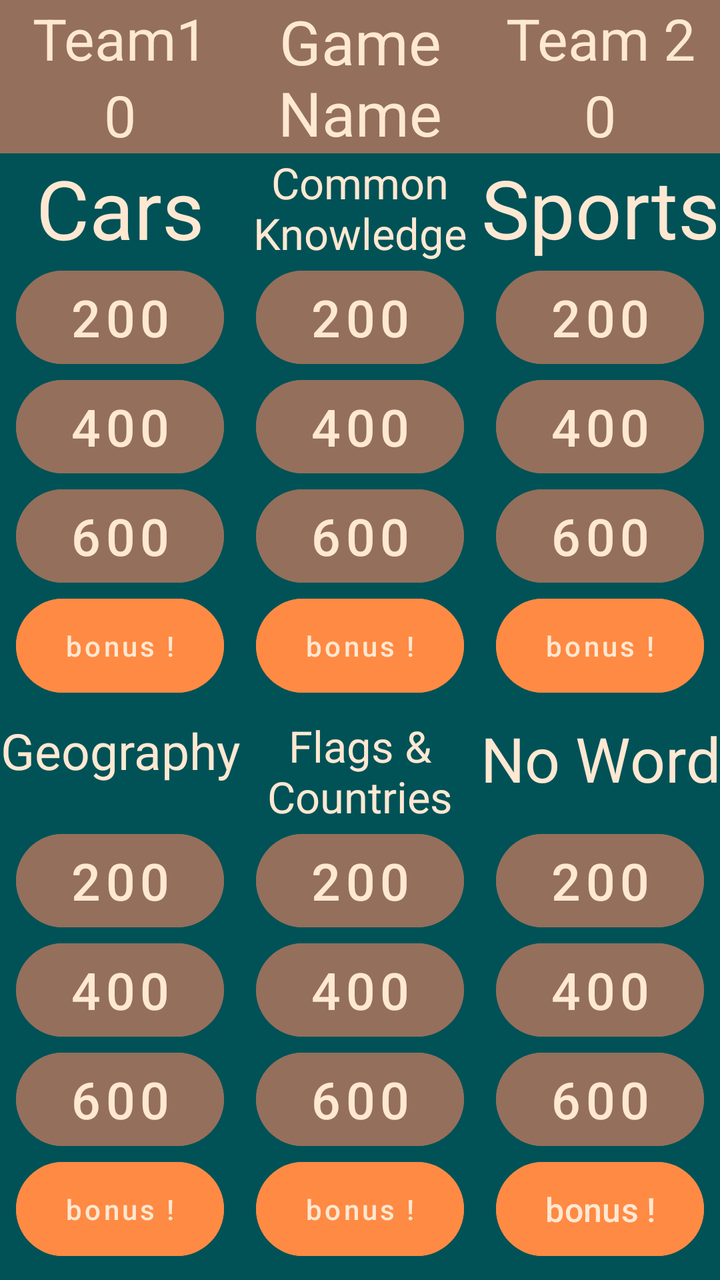
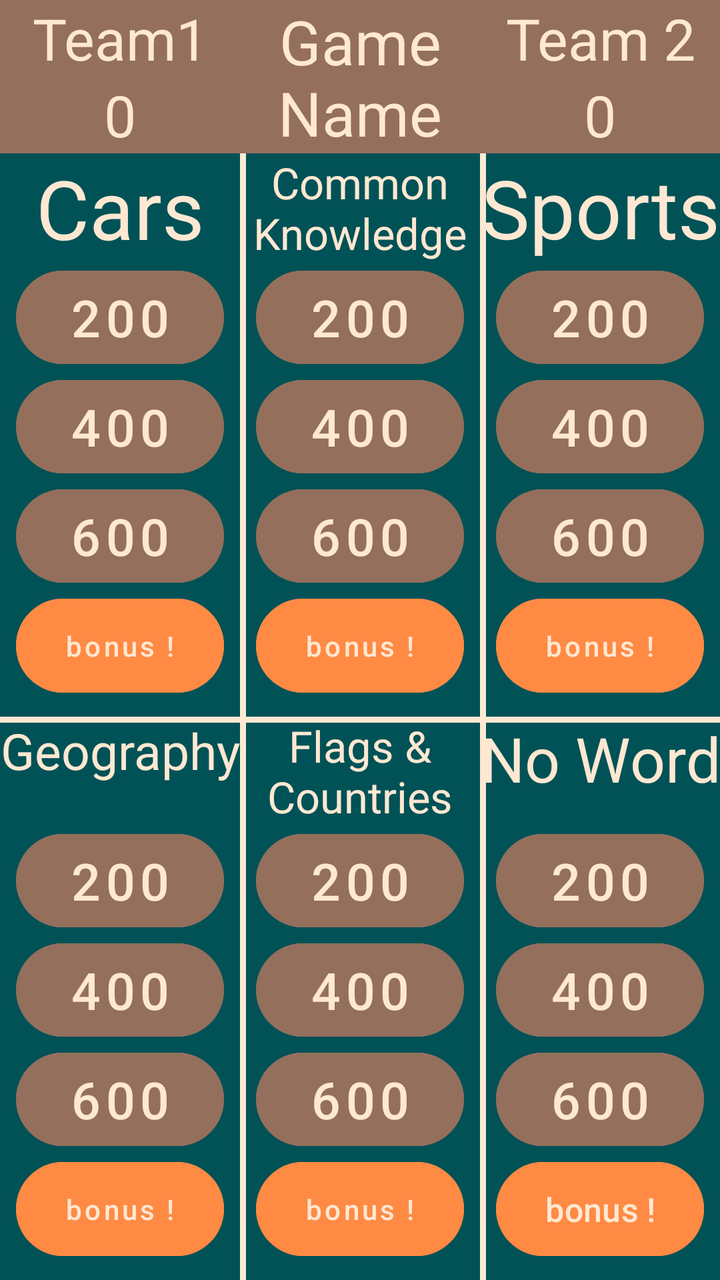

An Android layout rendered at two revisions. The XML below is the earlier revision; the diff shows what the commit changed to produce the second picture.
<!-- AndroidManifest.xml: application theme Theme.MenuActivity -->
<!-- res/layout/activity_main_game.xml -->
<?xml version="1.0" encoding="utf-8"?>
<androidx.constraintlayout.widget.ConstraintLayout xmlns:android="http://schemas.android.com/apk/res/android"
    xmlns:app="http://schemas.android.com/apk/res-auto"
    xmlns:tools="http://schemas.android.com/tools"
    android:id="@+id/main"
    android:layout_width="match_parent"
    android:layout_height="match_parent"
    android:background="@color/Secondary"
    tools:context=".MainGame">

    <androidx.constraintlayout.widget.ConstraintLayout
        android:id="@+id/main_game_names_section"
        android:layout_width="match_parent"
        android:layout_height="0dp"
        android:background="@color/Secondary"
        app:layout_constraintEnd_toEndOf="parent"
        app:layout_constraintHeight_percent="0.12"
        app:layout_constraintStart_toStartOf="parent"
        app:layout_constraintTop_toTopOf="parent">

        <TextView
            android:id="@+id/main_game_team1"
            android:layout_width="0dp"
            android:layout_height="0dp"
            android:autoSizeTextType="uniform"
            android:text="Team1"
            android:textAlignment="center"
            android:textColor="@color/Primary"
            app:layout_constraintBottom_toTopOf="@id/main_game_team1_score"
            app:layout_constraintEnd_toStartOf="@id/main_game_name"
            app:layout_constraintStart_toStartOf="parent"
            app:layout_constraintTop_toTopOf="parent" />

        <TextView
            android:id="@+id/main_game_team1_score"
            android:layout_width="0dp"
            android:layout_height="0dp"
            android:autoSizeTextType="uniform"
            android:text="0"
            android:textAlignment="center"
            android:textColor="@color/Primary"
            app:layout_constraintBottom_toBottomOf="parent"
            app:layout_constraintEnd_toStartOf="@id/main_game_name"
            app:layout_constraintStart_toStartOf="parent"
            app:layout_constraintTop_toBottomOf="@id/main_game_team1" />

        <TextView
            android:id="@+id/main_game_name"
            android:layout_width="0dp"
            android:layout_height="0dp"
            android:autoSizeTextType="uniform"
            android:text="Game Name"
            android:textAlignment="center"
            android:textColor="@color/Primary"
            app:layout_constraintBottom_toBottomOf="parent"
            app:layout_constraintEnd_toStartOf="@id/main_game_team2"
            app:layout_constraintStart_toEndOf="@id/main_game_team1"
            app:layout_constraintTop_toTopOf="parent" />

        <TextView
            android:id="@+id/main_game_team2"
            android:layout_width="0dp"
            android:layout_height="0dp"
            android:autoSizeTextType="uniform"
            android:text="Team 2"
            android:textAlignment="center"
            android:textColor="@color/Primary"
            app:layout_constraintBottom_toTopOf="@id/main_game_team2_score"
            app:layout_constraintEnd_toEndOf="parent"
            app:layout_constraintStart_toEndOf="@id/main_game_name"
            app:layout_constraintTop_toTopOf="parent" />

        <TextView
            android:id="@+id/main_game_team2_score"
            android:layout_width="0dp"
            android:layout_height="0dp"
            android:autoSizeTextType="uniform"
            android:text="0"
            android:textAlignment="center"
            android:textColor="@color/Primary"
            app:layout_constraintBottom_toBottomOf="parent"
            app:layout_constraintEnd_toEndOf="parent"
            app:layout_constraintStart_toEndOf="@id/main_game_name"
            app:layout_constraintTop_toBottomOf="@id/main_game_team2" />

    </androidx.constraintlayout.widget.ConstraintLayout>

    <androidx.constraintlayout.widget.ConstraintLayout
        android:id="@+id/main_game_section"
        android:layout_width="match_parent"
        android:layout_height="0dp"
        android:background="@color/background"
        app:layout_constraintBottom_toBottomOf="parent"
        app:layout_constraintEnd_toEndOf="parent"
        app:layout_constraintStart_toStartOf="parent"
        app:layout_constraintTop_toBottomOf="@id/main_game_names_section">

        
        <LinearLayout
            android:id="@+id/section_cars"
            android:layout_width="0dp"
            android:layout_height="0dp"
            android:orientation="vertical"
            android:weightSum="5"
            app:layout_constraintBottom_toTopOf="@+id/section_geography"
            app:layout_constraintEnd_toStartOf="@+id/section_common_knowledge"
            app:layout_constraintStart_toStartOf="parent"
            app:layout_constraintTop_toTopOf="parent">

            <TextView
                android:id="@+id/section_cars_title"
                android:layout_width="match_parent"
                android:layout_height="0dp"
                android:layout_weight="1"
                android:autoSizeTextType="uniform"
                android:text="Cars"
                android:textAlignment="center"
                android:textColor="@color/Primary" />

            <com.google.android.material.button.MaterialButton
                android:id="@+id/cars_200"
                android:layout_width="match_parent"
                android:layout_height="0dp"
                android:layout_marginHorizontal="8dp"
                android:layout_weight="1"
                android:autoSizeTextType="uniform"
                android:backgroundTint="@color/Secondary"
                android:letterSpacing="0.1"
                android:text="200"
                android:textColor="@color/Primary" />

            <com.google.android.material.button.MaterialButton
                android:id="@+id/cars_400"
                android:layout_width="match_parent"
                android:layout_height="0dp"
                android:layout_marginHorizontal="8dp"
                android:layout_weight="1"
                android:autoSizeTextType="uniform"
                android:backgroundTint="@color/Secondary"
                android:letterSpacing="0.1"
                android:text="400"
                android:textColor="@color/Primary" />

            <com.google.android.material.button.MaterialButton
                android:id="@+id/cars_600"
                android:layout_width="match_parent"
                android:layout_height="0dp"
                android:layout_marginHorizontal="8dp"
                android:layout_weight="1"
                android:autoSizeTextType="uniform"
                android:backgroundTint="@color/Secondary"
                android:letterSpacing="0.1"
                android:text="600"
                android:textColor="@color/Primary" />

            <com.google.android.material.button.MaterialButton
                android:id="@+id/cars_bonus"
                android:layout_width="match_parent"
                android:layout_height="0dp"
                android:layout_marginHorizontal="8dp"
                android:layout_marginBottom="8dp"
                android:layout_weight="1"
                android:autoSizeTextType="uniform"
                android:backgroundTint="@color/ripplePrimary"
                android:letterSpacing="0.1"
                android:text="bonus !"
                android:textColor="@color/Primary" />
        </LinearLayout>

        <LinearLayout
            android:id="@+id/section_common_knowledge"
            android:layout_width="0dp"
            android:layout_height="0dp"
            android:orientation="vertical"
            android:weightSum="5"
            app:layout_constraintBottom_toTopOf="@+id/section_flags_countries"
            app:layout_constraintEnd_toStartOf="@+id/section_sports"
            app:layout_constraintStart_toEndOf="@id/section_cars"
            app:layout_constraintTop_toTopOf="parent">

            <TextView
                android:id="@+id/section_common_knowledge_title"
                android:layout_width="match_parent"
                android:layout_height="0dp"
                android:layout_weight="1"
                android:autoSizeTextType="uniform"
                android:text="Common Knowledge"
                android:textAlignment="center"
                android:textColor="@color/Primary" />

            <com.google.android.material.button.MaterialButton
                android:id="@+id/common_knowledge_200"
                android:layout_width="match_parent"
                android:layout_height="0dp"
                android:layout_marginHorizontal="8dp"
                android:layout_weight="1"
                android:autoSizeTextType="uniform"
                android:backgroundTint="@color/Secondary"
                android:letterSpacing="0.1"
                android:text="200"
                android:textColor="@color/Primary" />

            <com.google.android.material.button.MaterialButton
                android:id="@+id/common_knowledge_400"
                android:layout_width="match_parent"
                android:layout_height="0dp"
                android:layout_marginHorizontal="8dp"
                android:layout_weight="1"
                android:autoSizeTextType="uniform"
                android:backgroundTint="@color/Secondary"
                android:letterSpacing="0.1"
                android:text="400"
                android:textColor="@color/Primary" />

            <com.google.android.material.button.MaterialButton
                android:id="@+id/common_knowledge_600"
                android:layout_width="match_parent"
                android:layout_height="0dp"
                android:layout_marginHorizontal="8dp"
                android:layout_weight="1"
                android:autoSizeTextType="uniform"
                android:backgroundTint="@color/Secondary"
                android:letterSpacing="0.1"
                android:text="600"
                android:textColor="@color/Primary" />

            <com.google.android.material.button.MaterialButton
                android:id="@+id/common_knowledge_bonus"
                android:layout_width="match_parent"
                android:layout_height="0dp"
                android:layout_marginHorizontal="8dp"
                android:layout_marginBottom="8dp"
                android:layout_weight="1"
                android:autoSizeTextType="uniform"
                android:backgroundTint="@color/ripplePrimary"
                android:letterSpacing="0.1"
                android:text="bonus !"
                android:textColor="@color/Primary" />
        </LinearLayout>

        <LinearLayout
            android:id="@+id/section_sports"
            android:layout_width="0dp"
            android:layout_height="0dp"
            android:orientation="vertical"
            android:weightSum="5"
            app:layout_constraintBottom_toTopOf="@+id/section_no_word"
            app:layout_constraintEnd_toEndOf="parent"
            app:layout_constraintStart_toEndOf="@id/section_common_knowledge"
            app:layout_constraintTop_toTopOf="parent">

            <TextView
                android:id="@+id/section_sports_title"
                android:layout_width="match_parent"
                android:layout_height="0dp"
                android:layout_weight="1"
                android:autoSizeTextType="uniform"
                android:text="Sports"
                android:textAlignment="center"
                android:textColor="@color/Primary" />

            <com.google.android.material.button.MaterialButton
                android:id="@+id/sports_200"
                android:layout_width="match_parent"
                android:layout_height="0dp"
                android:layout_marginHorizontal="8dp"
                android:layout_weight="1"
                android:autoSizeTextType="uniform"
                android:backgroundTint="@color/Secondary"
                android:letterSpacing="0.1"
                android:text="200"
                android:textColor="@color/Primary" />

            <com.google.android.material.button.MaterialButton
                android:id="@+id/sports_400"
                android:layout_width="match_parent"
                android:layout_height="0dp"
                android:layout_marginHorizontal="8dp"
                android:layout_weight="1"
                android:autoSizeTextType="uniform"
                android:backgroundTint="@color/Secondary"
                android:letterSpacing="0.1"
                android:text="400"
                android:textColor="@color/Primary" />

            <com.google.android.material.button.MaterialButton
                android:id="@+id/sports_600"
                android:layout_width="match_parent"
                android:layout_height="0dp"
                android:layout_marginHorizontal="8dp"
                android:layout_weight="1"
                android:autoSizeTextType="uniform"
                android:backgroundTint="@color/Secondary"
                android:letterSpacing="0.1"
                android:text="600"
                android:textColor="@color/Primary" />

            <com.google.android.material.button.MaterialButton
                android:id="@+id/sports_bonus"
                android:layout_width="match_parent"
                android:layout_height="0dp"
                android:layout_marginHorizontal="8dp"
                android:layout_marginBottom="8dp"
                android:layout_weight="1"
                android:autoSizeTextType="uniform"
                android:backgroundTint="@color/ripplePrimary"
                android:letterSpacing="0.1"
                android:text="bonus !"
                android:textColor="@color/Primary" />
        </LinearLayout>

        
        <LinearLayout
            android:id="@+id/section_geography"
            android:layout_width="0dp"
            android:layout_height="0dp"
            android:orientation="vertical"
            android:weightSum="5"
            app:layout_constraintBottom_toBottomOf="parent"
            app:layout_constraintEnd_toStartOf="@+id/section_flags_countries"
            app:layout_constraintStart_toStartOf="parent"
            app:layout_constraintTop_toBottomOf="@+id/section_cars">

            <TextView
                android:id="@+id/section_geography_title"
                android:layout_width="match_parent"
                android:layout_height="0dp"
                android:layout_weight="1"
                android:autoSizeTextType="uniform"
                android:text="Geography"
                android:textAlignment="center"
                android:textColor="@color/Primary" />

            <com.google.android.material.button.MaterialButton
                android:id="@+id/geography_200"
                android:layout_width="match_parent"
                android:layout_height="0dp"
                android:layout_marginHorizontal="8dp"
                android:layout_weight="1"
                android:autoSizeTextType="uniform"
                android:backgroundTint="@color/Secondary"
                android:letterSpacing="0.1"
                android:text="200"
                android:textColor="@color/Primary" />

            <com.google.android.material.button.MaterialButton
                android:id="@+id/geography_400"
                android:layout_width="match_parent"
                android:layout_height="0dp"
                android:layout_marginHorizontal="8dp"
                android:layout_weight="1"
                android:autoSizeTextType="uniform"
                android:backgroundTint="@color/Secondary"
                android:letterSpacing="0.1"
                android:text="400"
                android:textColor="@color/Primary" />

            <com.google.android.material.button.MaterialButton
                android:id="@+id/geography_600"
                android:layout_width="match_parent"
                android:layout_height="0dp"
                android:layout_marginHorizontal="8dp"
                android:layout_weight="1"
                android:autoSizeTextType="uniform"
                android:backgroundTint="@color/Secondary"
                android:letterSpacing="0.1"
                android:text="600"
                android:textColor="@color/Primary" />

            <com.google.android.material.button.MaterialButton
                android:id="@+id/geography_bonus"
                android:layout_width="match_parent"
                android:layout_height="0dp"
                android:layout_marginHorizontal="8dp"
                android:layout_marginBottom="8dp"
                android:layout_weight="1"
                android:autoSizeTextType="uniform"
                android:backgroundTint="@color/ripplePrimary"
                android:letterSpacing="0.1"
                android:text="bonus !"
                android:textColor="@color/Primary" />
        </LinearLayout>

        <LinearLayout
            android:id="@+id/section_flags_countries"
            android:layout_width="0dp"
            android:layout_height="0dp"
            android:orientation="vertical"
            android:weightSum="5"
            app:layout_constraintBottom_toBottomOf="parent"
            app:layout_constraintEnd_toStartOf="@+id/section_no_word"
            app:layout_constraintStart_toEndOf="@id/section_geography"
            app:layout_constraintTop_toBottomOf="@+id/section_common_knowledge">

            <TextView
                android:id="@+id/section_flags_countries_title"
                android:layout_width="match_parent"
                android:layout_height="0dp"
                android:layout_weight="1"
                android:autoSizeTextType="uniform"
                android:text="Flags &amp; Countries"
                android:textAlignment="center"
                android:textColor="@color/Primary" />

            <com.google.android.material.button.MaterialButton
                android:id="@+id/flags_countries_200"
                android:layout_width="match_parent"
                android:layout_height="0dp"
                android:layout_marginHorizontal="8dp"
                android:layout_weight="1"
                android:autoSizeTextType="uniform"
                android:backgroundTint="@color/Secondary"
                android:letterSpacing="0.1"
                android:text="200"
                android:textColor="@color/Primary" />

            <com.google.android.material.button.MaterialButton
                android:id="@+id/flags_countries_400"
                android:layout_width="match_parent"
                android:layout_height="0dp"
                android:layout_marginHorizontal="8dp"
                android:layout_weight="1"
                android:autoSizeTextType="uniform"
                android:backgroundTint="@color/Secondary"
                android:letterSpacing="0.1"
                android:text="400"
                android:textColor="@color/Primary" />

            <com.google.android.material.button.MaterialButton
                android:id="@+id/flags_countries_600"
                android:layout_width="match_parent"
                android:layout_height="0dp"
                android:layout_marginHorizontal="8dp"
                android:layout_weight="1"
                android:autoSizeTextType="uniform"
                android:backgroundTint="@color/Secondary"
                android:letterSpacing="0.1"
                android:text="600"
                android:textColor="@color/Primary" />

            <com.google.android.material.button.MaterialButton
                android:id="@+id/flags_countries_bonus"
                android:layout_width="match_parent"
                android:layout_height="0dp"
                android:layout_marginHorizontal="8dp"
                android:layout_marginBottom="8dp"
                android:layout_weight="1"
                android:autoSizeTextType="uniform"
                android:backgroundTint="@color/ripplePrimary"
                android:letterSpacing="0.1"
                android:text="bonus !"
                android:textColor="@color/Primary" />
        </LinearLayout>

        <LinearLayout
            android:id="@+id/section_no_word"
            android:layout_width="0dp"
            android:layout_height="0dp"
            android:orientation="vertical"
            android:weightSum="5"
            app:layout_constraintBottom_toBottomOf="parent"
            app:layout_constraintEnd_toEndOf="parent"
            app:layout_constraintStart_toEndOf="@id/section_flags_countries"
            app:layout_constraintTop_toBottomOf="@+id/section_sports">

            <TextView
                android:id="@+id/section_no_word_title"
                android:layout_width="match_parent"
                android:layout_height="0dp"
                android:layout_weight="1"
                android:autoSizeTextType="uniform"
                android:text="No Word"
                android:textAlignment="center"
                android:textColor="@color/Primary" />

            <com.google.android.material.button.MaterialButton
                android:id="@+id/no_word_200"
                android:layout_width="match_parent"
                android:layout_height="0dp"
                android:layout_marginHorizontal="8dp"
                android:layout_weight="1"
                android:autoSizeTextType="uniform"
                android:backgroundTint="@color/Secondary"
                android:letterSpacing="0.1"
                android:text="200"
                android:textColor="@color/Primary" />

            <com.google.android.material.button.MaterialButton
                android:id="@+id/no_word_400"
                android:layout_width="match_parent"
                android:layout_height="0dp"
                android:layout_marginHorizontal="8dp"
                android:layout_weight="1"
                android:autoSizeTextType="uniform"
                android:backgroundTint="@color/Secondary"
                android:letterSpacing="0.1"
                android:text="400"
                android:textColor="@color/Primary" />

            <com.google.android.material.button.MaterialButton
                android:id="@+id/no_word_600"
                android:layout_width="match_parent"
                android:layout_height="0dp"
                android:layout_marginHorizontal="8dp"
                android:layout_weight="1"
                android:autoSizeTextType="uniform"
                android:backgroundTint="@color/Secondary"
                android:letterSpacing="0.1"
                android:text="600"
                android:textColor="@color/Primary" />

            <com.google.android.material.button.MaterialButton
                android:id="@+id/no_word_bonus"
                android:layout_width="match_parent"
                android:layout_height="0dp"
                android:layout_marginHorizontal="8dp"
                android:layout_marginBottom="8dp"
                android:layout_weight="1"
                android:autoSizeTextType="uniform"
                android:backgroundTint="@color/ripplePrimary"
                android.letterSpacing="0.1"
                android:text="bonus !"
                android:textColor="@color/Primary" />
        </LinearLayout>

    </androidx.constraintlayout.widget.ConstraintLayout>
</androidx.constraintlayout.widget.ConstraintLayout>
<!-- resources referenced by this layout -->
<resources>
  <color name="Primary">#ffe8d2</color>
  <color name="Secondary">#946f5c</color>
  <color name="background">#005257</color>
  <color name="ripplePrimary">#ff8a44</color>
  <style name="Theme.MenuActivity" parent="Base.Theme.MenuActivity" />
  <style name="Base.Theme.MenuActivity" parent="Theme.Material3.DayNight.NoActionBar">
          
          <item name="android:windowFullscreen">true</item>
  
          <item name="colorPrimary">@color/black</item>
      </style>
  <color name="black">#FF000000</color>
</resources>

<!-- the commit's change to res/layout/activity_main_game.xml (unified diff, before → after) -->
@@ -523,5 +523,23 @@
                 android:textColor="@color/Primary" />
         </LinearLayout>
 
+        <View
+            android:id="@+id/ver1"
+            android:layout_width="3dp"
+            android:layout_height="match_parent"
+            android:background="@color/Primary"
+            app:layout_constraintStart_toEndOf="@id/section_cars"/>
+        <View
+            android:id="@+id/ver2"
+            android:layout_width="3dp"
+            android:layout_height="match_parent"
+            android:background="@color/Primary"
+            app:layout_constraintStart_toEndOf="@id/section_common_knowledge"/>
+        <View
+            android:id="@+id/hor1"
+            android:layout_width="match_parent"
+            android:layout_height="3dp"
+            android:background="@color/Primary"
+            app:layout_constraintTop_toTopOf="@id/section_flags_countries"/>
     </androidx.constraintlayout.widget.ConstraintLayout>
 </androidx.constraintlayout.widget.ConstraintLayout>
